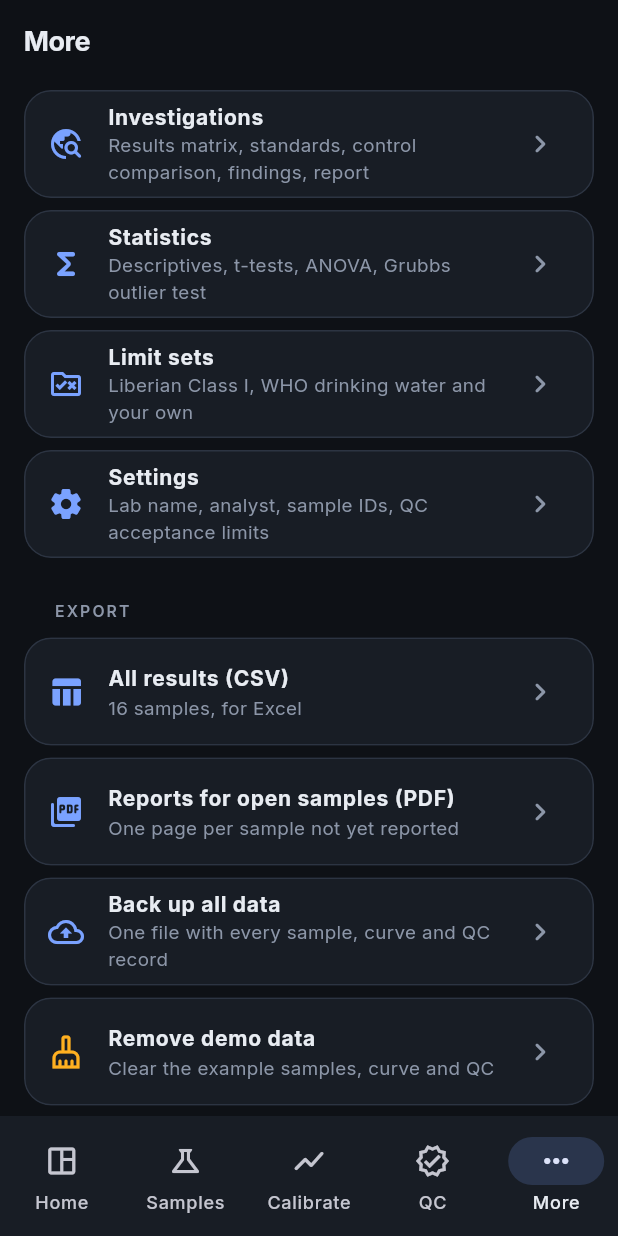
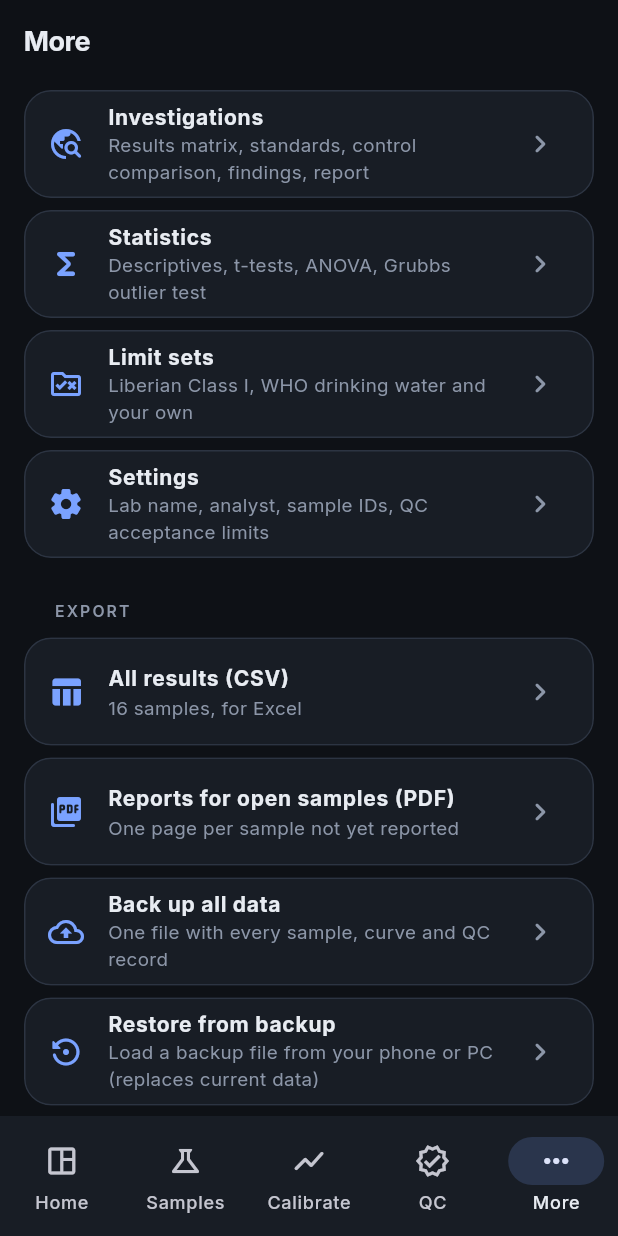
Before and after one commit to kingston85/labledger, a Flutter app: the screen it shows after launch, item 5 of the bottom bar chosen, on a phone screen of 412 x 824 dp. Run offline on Flutter 3.47's test engine with Material 3 defaults, Android fonts, the phone set to English and light mode, and no system bars; our stand-ins replace geolocator, latlong2, pdf, share_plus; missing offline and left inert: file_selector.

Commit message:
Windows desktop build
- CI builds a Windows release next to the APK and publishes both
- Runner patched for window title/size, exe name, version info and icon
- Side navigation rail and max reading width on wide screens
- Save-as dialog for PDF/CSV/backup on PC; data in per-user app data
- Restore from backup (move data between phone and PC)

Co-Authored-By: Claude Opus 5.5 <noreply@anthropic.com>
Claude-Session: https://claude.ai/code/session_01KZPZpUbx6mDtnYVKzuKHMM

```diff
--- a/lib/data/app_state.dart
+++ b/lib/data/app_state.dart
@@ -137,6 +137,13 @@ class AppState extends ChangeNotifier {
     charts
       ..clear()
       ..addAll(list('charts').map(ControlChart.fromJson));
+  }
+
+  /// Replaces everything with the contents of a backup file.
+  void restore(Map<String, dynamic> data) {
+    _fromJson(data);
+    _ensureBuiltIns();
+    notifyListeners();
   }
 
   // ---------------- Helpers ----------------
--- a/lib/data/storage.dart
+++ b/lib/data/storage.dart
@@ -12,8 +12,12 @@ class Storage {
   static const _fileName = 'labledger_data.json';
 
   static Future<File> file() async {
-    final dir = await getApplicationDocumentsDirectory();
-    return File('${dir.path}/$_fileName');
+    // Phones keep data in the app's private documents folder; on a PC that
+    // would be the user's Documents, so use the per-user app data folder.
+    final desktop = Platform.isWindows || Platform.isLinux || Platform.isMacOS;
+    final dir = desktop ? await getApplicationSupportDirectory() : await getApplicationDocumentsDirectory();
+    if (!await dir.exists()) await dir.create(recursive: true);
+    return File('${dir.path}${Platform.pathSeparator}$_fileName');
   }
 
   static Future<Map<String, dynamic>?> load() async {
@@ -32,6 +36,7 @@ class Storage {
     final f = await file();
     final tmp = File('${f.path}.tmp');
     await tmp.writeAsString(jsonEncode(data), flush: true);
+    if (Platform.isWindows && await f.exists()) await f.delete(); // rename cannot replace on Windows
     await tmp.rename(f.path);
   }
 }
--- a/lib/main.dart
+++ b/lib/main.dart
@@ -71,30 +71,69 @@ class ShellState extends State<Shell> with WidgetsBindingObserver {
 
   @override
   void didChangeAppLifecycleState(AppLifecycleState s) {
-    if (s == AppLifecycleState.paused || s == AppLifecycleState.inactive) AppScope.read(context).saveNow();
+    if (s != AppLifecycleState.resumed) AppScope.read(context).saveNow();
   }
 
   void go(int i) => setState(() => tab = i);
 
+  static const _dest = [
+    (Icons.space_dashboard_outlined, Icons.space_dashboard_rounded, 'Home'),
+    (Icons.science_outlined, Icons.science_rounded, 'Samples'),
+    (Icons.show_chart_rounded, Icons.show_chart_rounded, 'Calibrate'),
+    (Icons.verified_outlined, Icons.verified_rounded, 'QC'),
+    (Icons.more_horiz_rounded, Icons.more_horiz_rounded, 'More'),
+  ];
+
+  void _select(int i) {
+    HapticFeedback.selectionClick();
+    go(i);
+  }
+
   @override
   Widget build(BuildContext context) {
     final c = context.lb;
+    final wide = MediaQuery.sizeOf(context).width >= 840;
+    final pages = IndexedStack(index: tab, children: _pages);
+    if (wide) {
+      // PC / tablet: side rail, and keep reading width comfortable.
+      return Scaffold(
+        body: Row(
+          children: [
+            NavigationRail(
+              selectedIndex: tab,
+              onDestinationSelected: _select,
+              backgroundColor: c.surface,
+              indicatorColor: c.accent.withOpacity(0.18),
+              labelType: NavigationRailLabelType.all,
+              leading: Padding(
+                padding: const EdgeInsets.symmetric(vertical: 18),
+                child: Icon(Icons.biotech_rounded, color: c.accent, size: 30),
+              ),
+              destinations: [
+                for (final d in _dest)
+                  NavigationRailDestination(icon: Icon(d.$1), selectedIcon: Icon(d.$2), label: Text(d.$3)),
+              ],
+            ),
+            VerticalDivider(width: 1, color: c.line),
+            Expanded(
+              child: Align(
+                alignment: Alignment.topCenter,
+                child: ConstrainedBox(constraints: const BoxConstraints(maxWidth: 1180), child: pages),
+              ),
+            ),
+          ],
+        ),
+      );
+    }
     return Scaffold(
-      body: IndexedStack(index: tab, children: _pages),
+      body: pages,
       bottomNavigationBar: NavigationBar(
         selectedIndex: tab,
         backgroundColor: c.surface,
         indicatorColor: c.accent.withOpacity(0.18),
-        onDestinationSelected: (i) {
-          HapticFeedback.selectionClick();
-          go(i);
-        },
-        destinations: const [
-          NavigationDestination(icon: Icon(Icons.space_dashboard_outlined), selectedIcon: Icon(Icons.space_dashboard_rounded), label: 'Home'),
-          NavigationDestination(icon: Icon(Icons.science_outlined), selectedIcon: Icon(Icons.science_rounded), label: 'Samples'),
-          NavigationDestination(icon: Icon(Icons.show_chart_rounded), label: 'Calibrate'),
-          NavigationDestination(icon: Icon(Icons.verified_outlined), selectedIcon: Icon(Icons.verified_rounded), label: 'QC'),
-          NavigationDestination(icon: Icon(Icons.more_horiz_rounded), label: 'More'),
+        onDestinationSelected: _select,
+        destinations: [
+          for (final d in _dest) NavigationDestination(icon: Icon(d.$1), selectedIcon: Icon(d.$2), label: d.$3),
         ],
       ),
     );
--- a/lib/screens/more_screen.dart
+++ b/lib/screens/more_screen.dart
@@ -57,13 +57,34 @@ class MoreScreen extends StatelessWidget {
           }),
           tile(Icons.backup_outlined, 'Back up all data', 'One file with every sample, curve and QC record',
               () => shareBackupFile(context, app.saveNow)),
+          tile(Icons.settings_backup_restore_rounded, 'Restore from backup', 'Load a backup file from your phone or PC (replaces current data)',
+              () async {
+            final data = await pickBackup(context);
+            if (data == null || !context.mounted) return;
+            final n = (data['samples'] as List).length;
+            final ok = await showDialog<bool>(
+              context: context,
+              builder: (context) => AlertDialog(
+                title: const Text('Restore backup?'),
+                content: Text('The backup has $n samples. Everything currently in LabLedger on this device will be replaced.'),
+                actions: [
+                  TextButton(onPressed: () => Navigator.pop(context, false), child: const Text('Cancel')),
+                  FilledButton(onPressed: () => Navigator.pop(context, true), child: const Text('Restore')),
+                ],
+              ),
+            );
+            if (ok == true && context.mounted) {
+              app.restore(data);
+              ScaffoldMessenger.of(context).showSnackBar(SnackBar(content: Text('Restored $n samples.')));
+            }
+          }),
           if (app.hasDemo)
             tile(Icons.cleaning_services_outlined, 'Remove demo data', 'Clear the example samples, curve and QC', () {
               app.clearDemo();
               ScaffoldMessenger.of(context).showSnackBar(const SnackBar(content: Text('Demo data removed.')));
             }, color: c.fair),
           const SizedBox(height: 16),
-          Center(child: Text('LabLedger 0.2 · data stays on this phone', style: LBText.body(c.inkDim, size: 12))),
+          Center(child: Text('LabLedger 0.3 · data stays on this device', style: LBText.body(c.inkDim, size: 12))),
         ],
       ),
     );
--- a/lib/widgets/share.dart
+++ b/lib/widgets/share.dart
@@ -2,6 +2,7 @@ import 'dart:io';
 import 'dart:convert';
 import 'dart:typed_data';
 
+import 'package:file_selector/file_selector.dart';
 import 'package:flutter/material.dart';
 import 'package:path_provider/path_provider.dart';
 import 'package:share_plus/share_plus.dart';
@@ -13,8 +14,32 @@ String safeName(String s) {
   return c.isEmpty ? 'labledger' : c;
 }
 
+bool get isDesktop => Platform.isWindows || Platform.isLinux || Platform.isMacOS;
+
+/// On a PC there is no share sheet: ask where to save the file instead.
+Future<void> _saveAs(ScaffoldMessengerState messenger, String fileName, Uint8List bytes, String mime) async {
+  final ext = fileName.contains('.') ? fileName.split('.').last : '';
+  final loc = await getSaveLocation(
+    suggestedName: fileName,
+    acceptedTypeGroups: [if (ext.isNotEmpty) XTypeGroup(label: ext.toUpperCase(), extensions: [ext])],
+  );
+  if (loc == null) return;
+  var path = loc.path;
+  if (ext.isNotEmpty && !path.toLowerCase().endsWith('.$ext')) path = '$path.$ext';
+  await File(path).writeAsBytes(bytes, flush: true);
+  messenger.showSnackBar(SnackBar(content: Text('Saved $path')));
+}
+
 Future<void> shareBytes(BuildContext context, String fileName, Uint8List bytes, String mime, {String? subject}) async {
   final messenger = ScaffoldMessenger.of(context);
+  if (isDesktop) {
+    try {
+      await _saveAs(messenger, fileName, bytes, mime);
+    } catch (e) {
+      messenger.showSnackBar(SnackBar(content: Text('Could not save: $e')));
+    }
+    return;
+  }
   try {
     final dir = await getTemporaryDirectory();
     final f = File('${dir.path}/$fileName');
@@ -35,9 +60,32 @@ Future<void> shareBackupFile(BuildContext context, Future<void> Function() saveN
     final f = await Storage.file();
     final dir = await getTemporaryDirectory();
     final d = DateTime.now();
+    if (isDesktop) {
+      final d0 = DateTime.now();
+      await _saveAs(messenger, 'LabLedger_backup_${d0.year}-${d0.month.toString().padLeft(2, '0')}-${d0.day.toString().padLeft(2, '0')}.json',
+          await f.readAsBytes(), 'application/json');
+      return;
+    }
     final copy = await f.copy('${dir.path}/LabLedger_backup_${d.year}-${d.month.toString().padLeft(2, '0')}-${d.day.toString().padLeft(2, '0')}.json');
     await Share.shareXFiles([XFile(copy.path, mimeType: 'application/json')], subject: 'LabLedger backup');
   } catch (e) {
     messenger.showSnackBar(SnackBar(content: Text('Could not back up: $e')));
   }
 }
+
+/// Lets the user pick a LabLedger backup (.json) and returns its contents.
+Future<Map<String, dynamic>?> pickBackup(BuildContext context) async {
+  final messenger = ScaffoldMessenger.of(context);
+  try {
+    final file = await openFile(acceptedTypeGroups: const [
+      XTypeGroup(label: 'LabLedger backup', extensions: ['json'], mimeTypes: ['application/json', 'application/octet-stream', 'text/plain'], uniformTypeIdentifiers: ['public.json']),
+    ]);
+    if (file == null) return null;
+    final data = jsonDecode(await file.readAsString());
+    if (data is! Map || data['samples'] is! List) throw 'This is not a LabLedger backup file.';
+    return data.cast<String, dynamic>();
+  } catch (e) {
+    messenger.showSnackBar(SnackBar(content: Text('Could not open backup: $e')));
+    return null;
+  }
+}
--- a/pubspec.yaml
+++ b/pubspec.yaml
@@ -1,7 +1,7 @@
 name: labledger
 description: LabLedger — lab data and QA/QC suite, offline.
 publish_to: 'none'
-version: 0.2.0+2
+version: 0.3.0+3
 
 environment:
   sdk: '>=3.4.0 <4.0.0'
@@ -14,6 +14,7 @@ dependencies:
   path_provider: ^2.1.4
   share_plus: ^10.1.4
   pdf: ^3.10.8
+  file_selector: ^1.0.3
 
 dev_dependencies:
   flutter_test:
```
Also changed, not shown: 3 other files.
